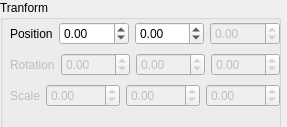
Above: Project/gtransformwidget.ui from nicobabot/KingGarron_Engine before the change. Below: the same form after it.
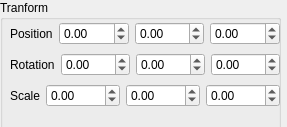
That is the form after the change.

Patch:
```diff
--- a/Project/gtransformwidget.ui
+++ b/Project/gtransformwidget.ui
@@ -73,7 +73,7 @@
        <item>
         <widget class="QDoubleSpinBox" name="pos_z">
          <property name="enabled">
-          <bool>false</bool>
+          <bool>true</bool>
          </property>
          <property name="minimum">
           <double>-9999.000000000000000</double>
@@ -90,7 +90,7 @@
        <item>
         <widget class="QLabel" name="label_2">
          <property name="enabled">
-          <bool>false</bool>
+          <bool>true</bool>
          </property>
          <property name="text">
           <string>Rotation</string>
@@ -100,7 +100,7 @@
        <item>
         <widget class="QDoubleSpinBox" name="rot_x">
          <property name="enabled">
-          <bool>false</bool>
+          <bool>true</bool>
          </property>
          <property name="minimum">
           <double>-9999.000000000000000</double>
@@ -113,7 +113,7 @@
        <item>
         <widget class="QDoubleSpinBox" name="rot_y">
          <property name="enabled">
-          <bool>false</bool>
+          <bool>true</bool>
          </property>
          <property name="minimum">
           <double>-9999.000000000000000</double>
@@ -126,7 +126,7 @@
        <item>
         <widget class="QDoubleSpinBox" name="rot_z">
          <property name="enabled">
-          <bool>false</bool>
+          <bool>true</bool>
          </property>
          <property name="minimum">
           <double>-9999.000000000000000</double>
@@ -143,7 +143,7 @@
        <item>
         <widget class="QLabel" name="label_3">
          <property name="enabled">
-          <bool>false</bool>
+          <bool>true</bool>
          </property>
          <property name="text">
           <string>Scale</string>
@@ -153,7 +153,7 @@
        <item>
         <widget class="QDoubleSpinBox" name="scale_x">
          <property name="enabled">
-          <bool>false</bool>
+          <bool>true</bool>
          </property>
          <property name="minimum">
           <double>-9999.000000000000000</double>
@@ -166,7 +166,7 @@
        <item>
         <widget class="QDoubleSpinBox" name="scale_y">
          <property name="enabled">
-          <bool>false</bool>
+          <bool>true</bool>
          </property>
          <property name="minimum">
           <double>-9999.000000000000000</double>
@@ -179,7 +179,7 @@
        <item>
         <widget class="QDoubleSpinBox" name="scale_z">
          <property name="enabled">
-          <bool>false</bool>
+          <bool>true</bool>
          </property>
          <property name="minimum">
           <double>-9999.000000000000000</double>
```
